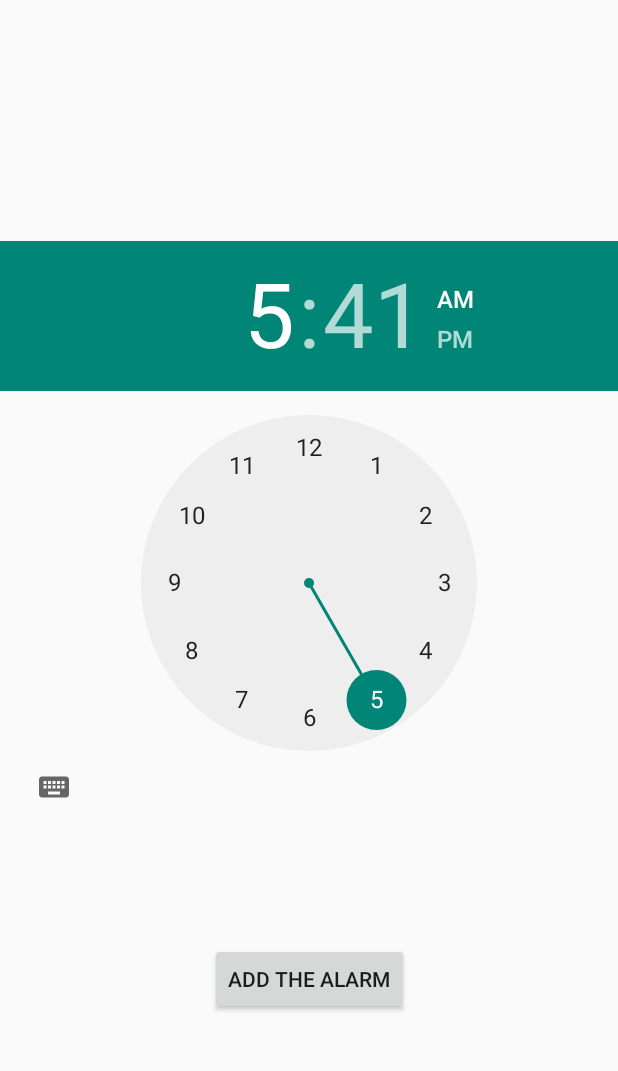
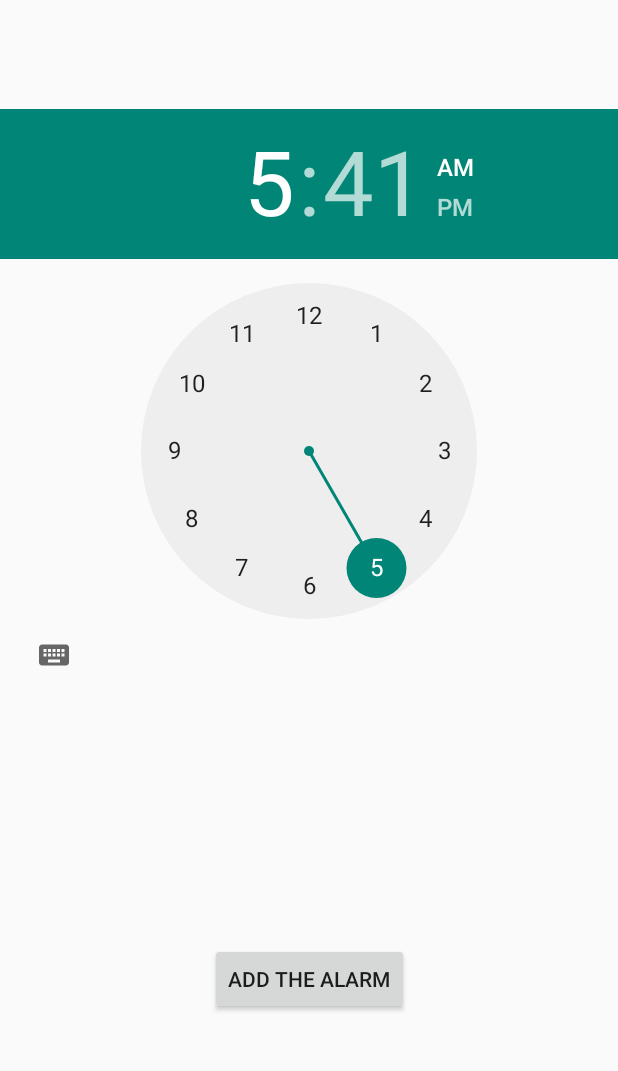
Before and after one commit to Phoenixton/CoachSante, an Android app: the NotificationSettingsActivity screen opened directly, with no data from a screen before it, on a phone screen of 412 x 824 dp, the part 84-1155 px from its top. Run offline under Robolectric (Android 15) with nearby library versions, the phone set to English and light mode, and no system bars.

Commit message:
better clock

```diff
--- a/app/src/main/java/com/example/perrine/coachsante/FoodDatabaseActivity.java
+++ b/app/src/main/java/com/example/perrine/coachsante/FoodDatabaseActivity.java
@@ -115,7 +115,6 @@ public class FoodDatabaseActivity extends AppCompatActivity {
                 toInsert.put(CoachSanteDbHelper.getEstimatedCaloriesForAPortion(), Integer.parseInt(Integer.toString(caloriesPerPortion.getProgress())));
                 Uri uri = getContentResolver().insert(CoachSanteContentProvider.FOOD_URI, toInsert);
                 long idFood = Long.valueOf(uri.getLastPathSegment());
-                System.out.println("Food "+ idFood + " de nom " + foodToAdd + " de calories " +Integer.parseInt(Integer.toString(caloriesPerPortion.getProgress())));
                 Toast.makeText(getApplicationContext(), getResources().getString(R.string.we_added) + " " + foodToAdd + " !", Toast.LENGTH_LONG).show();
                 finish();
                 startActivity(getIntent());
--- a/app/src/main/res/layout/activity_notifications.xml
+++ b/app/src/main/res/layout/activity_notifications.xml
@@ -40,6 +40,6 @@
         app:layout_constraintRight_toRightOf="parent"
         app:layout_constraintStart_toStartOf="parent"
         app:layout_constraintTop_toTopOf="parent"
-        app:layout_constraintVertical_bias="0.497" />
+        app:layout_constraintVertical_bias="0.287" />
 
 </android.support.constraint.ConstraintLayout>
```
